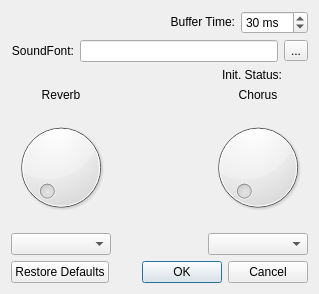
Above: library/widgets/sonivoxsettingsdialog.ui from pedrolcl/drumstick before the change. Below: the same form after it.
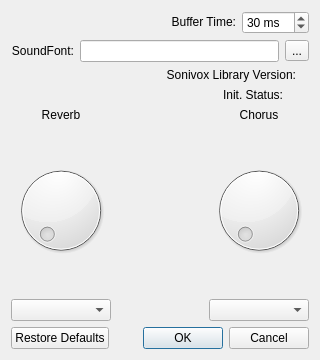
That is the form after the change. Icons and pictures are not drawn.

Commit message: Sonivox lib version

Diff of the .ui file:
```diff
--- a/library/widgets/sonivoxsettingsdialog.ui
+++ b/library/widgets/sonivoxsettingsdialog.ui
@@ -6,10 +6,16 @@
    <rect>
     <x>0</x>
     <y>0</y>
-    <width>319</width>
-    <height>294</height>
+    <width>320</width>
+    <height>360</height>
    </rect>
   </property>
+  <property name="minimumSize">
+   <size>
+    <width>320</width>
+    <height>360</height>
+   </size>
+  </property>
   <property name="windowTitle">
    <string>Sonivox EAS Synth</string>
   </property>
@@ -19,7 +25,7 @@
   </property>
   <layout class="QGridLayout" name="gridLayout">
    <item row="1" column="0" colspan="3">
-    <layout class="QHBoxLayout" name="horizontalLayout_3">
+    <layout class="QHBoxLayout" name="horizontalLayout_2">
      <item>
       <widget class="QLabel" name="lblSoundFont">
        <property name="text">
@@ -55,7 +61,37 @@
      </item>
     </layout>
    </item>
-   <item row="3" column="0">
+   <item row="2" column="0" colspan="3">
+    <layout class="QHBoxLayout" name="horizontalLayout_4">
+     <item>
+      <widget class="QLabel" name="lblLibraryLabel">
+       <property name="sizePolicy">
+        <sizepolicy hsizetype="Expanding" vsizetype="Fixed">
+         <horstretch>0</horstretch>
+         <verstretch>0</verstretch>
+        </sizepolicy>
+       </property>
+       <property name="text">
+        <string>Sonivox Library Version:</string>
+       </property>
+       <property name="alignment">
+        <set>Qt::AlignRight|Qt::AlignTrailing|Qt::AlignVCenter</set>
+       </property>
+      </widget>
+     </item>
+     <item>
+      <widget class="QLabel" name="lblLibraryText">
+       <property name="sizePolicy">
+        <sizepolicy hsizetype="Minimum" vsizetype="Fixed">
+         <horstretch>0</horstretch>
+         <verstretch>0</verstretch>
+        </sizepolicy>
+       </property>
+      </widget>
+     </item>
+    </layout>
+   </item>
+   <item row="4" column="0">
     <widget class="QLabel" name="lblReverb">
      <property name="text">
       <string>Reverb</string>
@@ -65,7 +101,7 @@
      </property>
     </widget>
    </item>
-   <item row="3" column="2">
+   <item row="4" column="2">
     <widget class="QLabel" name="lblChorus">
      <property name="text">
       <string>Chorus</string>
@@ -75,14 +111,14 @@
      </property>
     </widget>
    </item>
-   <item row="4" column="0">
+   <item row="5" column="0">
     <widget class="QDial" name="dial_Reverb">
      <property name="maximum">
       <number>32765</number>
      </property>
     </widget>
    </item>
-   <item row="4" column="1">
+   <item row="5" column="1">
     <spacer name="verticalSpacer">
      <property name="orientation">
       <enum>Qt::Vertical</enum>
@@ -95,20 +131,20 @@
      </property>
     </spacer>
    </item>
-   <item row="4" column="2">
+   <item row="5" column="2">
     <widget class="QDial" name="dial_Chorus">
      <property name="maximum">
       <number>32765</number>
      </property>
     </widget>
    </item>
-   <item row="5" column="0">
+   <item row="6" column="0">
     <widget class="QComboBox" name="combo_Reverb"/>
    </item>
-   <item row="5" column="2">
+   <item row="6" column="2">
     <widget class="QComboBox" name="combo_Chorus"/>
    </item>
-   <item row="6" column="0" colspan="3">
+   <item row="7" column="0" colspan="3">
     <widget class="QDialogButtonBox" name="buttonBox">
      <property name="orientation">
       <enum>Qt::Horizontal</enum>
@@ -118,8 +154,8 @@
      </property>
     </widget>
    </item>
-   <item row="2" column="0" colspan="3">
-    <layout class="QHBoxLayout" name="horizontalLayout">
+   <item row="3" column="0" colspan="3">
+    <layout class="QHBoxLayout" name="horizontalLayout_3">
      <item>
       <widget class="QLabel" name="lblStatusLabel">
        <property name="sizePolicy">
@@ -159,7 +195,7 @@
     </layout>
    </item>
    <item row="0" column="0" colspan="3">
-    <layout class="QHBoxLayout" name="horizontalLayout_2">
+    <layout class="QHBoxLayout" name="horizontalLayout_1">
      <item>
       <widget class="QLabel" name="lblBufferTime">
        <property name="sizePolicy">
```
The commit also changes 6 other files.
